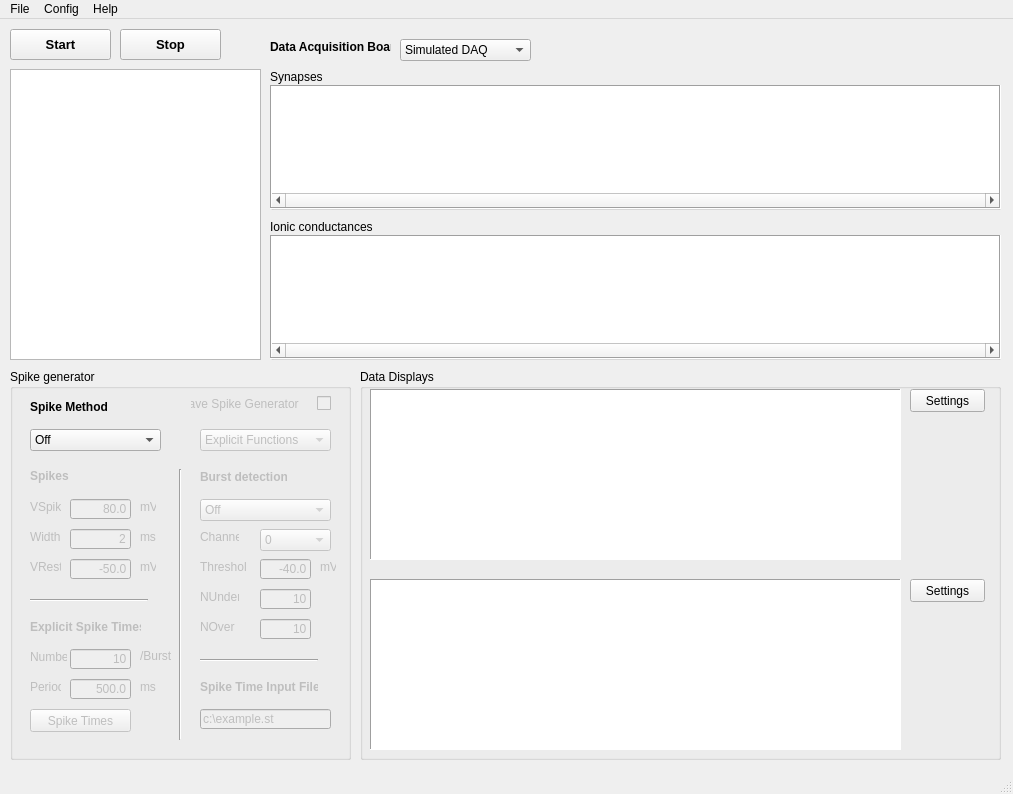
This is src/gui/MainWin.ui in CompEphys-team/stdpc as Qt 5 draws it before an edit. The edited form follows.
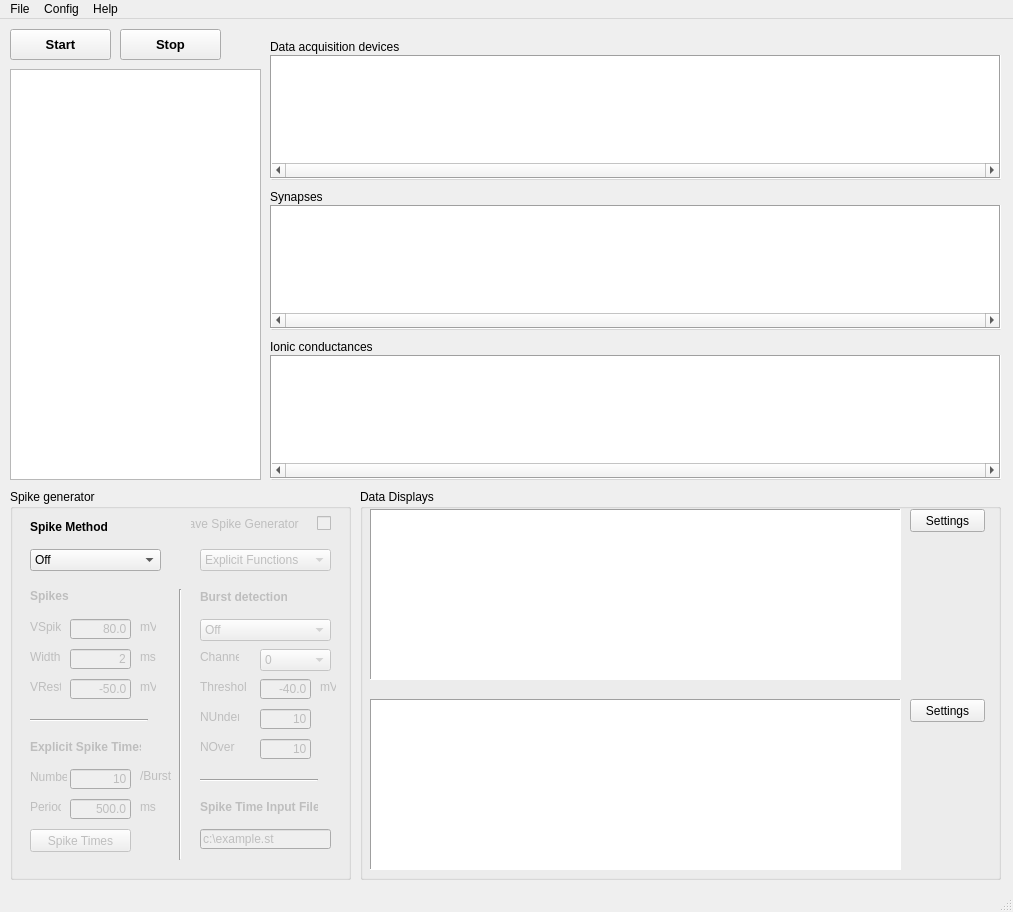
This is the edited form. Custom widgets are drawn as their Qt base class.

```diff
--- a/src/gui/MainWin.ui
+++ b/src/gui/MainWin.ui
@@ -7,7 +7,7 @@
     <x>0</x>
     <y>0</y>
     <width>1013</width>
-    <height>794</height>
+    <height>912</height>
    </rect>
   </property>
   <property name="windowTitle">
@@ -18,7 +18,7 @@
     <property name="geometry">
      <rect>
       <x>360</x>
-      <y>350</y>
+      <y>470</y>
       <width>641</width>
       <height>391</height>
      </rect>
@@ -101,7 +101,7 @@
     <property name="geometry">
      <rect>
       <x>270</x>
-      <y>200</y>
+      <y>320</y>
       <width>731</width>
       <height>141</height>
      </rect>
@@ -151,7 +151,7 @@
     <property name="geometry">
      <rect>
       <x>270</x>
-      <y>50</y>
+      <y>170</y>
       <width>731</width>
       <height>141</height>
      </rect>
@@ -201,7 +201,7 @@
     <property name="geometry">
      <rect>
       <x>10</x>
-      <y>350</y>
+      <y>470</y>
       <width>341</width>
       <height>391</height>
      </rect>
@@ -997,51 +997,59 @@
       <x>10</x>
       <y>50</y>
       <width>251</width>
-      <height>291</height>
+      <height>411</height>
      </rect>
     </property>
    </widget>
-   <widget class="QComboBox" name="DAQComboBox">
-    <property name="geometry">
-     <rect>
-      <x>400</x>
-      <y>20</y>
-      <width>131</width>
-      <height>22</height>
-     </rect>
-    </property>
-    <item>
-     <property name="text">
-      <string>Simulated DAQ</string>
-     </property>
-    </item>
-    <item>
-     <property name="text">
-      <string>DigiData 1200/1200A</string>
-     </property>
-    </item>
-   </widget>
-   <widget class="QLabel" name="DAQL">
-    <property name="enabled">
-     <bool>true</bool>
-    </property>
+   <widget class="QGroupBox" name="DAQBox">
     <property name="geometry">
      <rect>
       <x>270</x>
       <y>20</y>
-      <width>121</width>
-      <height>16</height>
+      <width>731</width>
+      <height>141</height>
      </rect>
     </property>
-    <property name="font">
-     <font>
-      <weight>75</weight>
-      <bold>true</bold>
-     </font>
+    <property name="title">
+     <string>Data acquisition devices</string>
     </property>
-    <property name="text">
-     <string>Data Acquisition Board</string>
-    </property>
+    <widget class="DaqTable" name="DAQTable">
+     <property name="geometry">
+      <rect>
+       <x>0</x>
+       <y>16</y>
+       <width>731</width>
+       <height>124</height>
+      </rect>
+     </property>
+     <property name="frameShape">
+      <enum>QFrame::Box</enum>
+     </property>
+     <property name="horizontalScrollBarPolicy">
+      <enum>Qt::ScrollBarAlwaysOn</enum>
+     </property>
+     <property name="selectionMode">
+      <enum>QAbstractItemView::NoSelection</enum>
+     </property>
+     <property name="horizontalScrollMode">
+      <enum>QAbstractItemView::ScrollPerPixel</enum>
+     </property>
+     <property name="showGrid">
+      <bool>false</bool>
+     </property>
+     <attribute name="horizontalHeaderVisible">
+      <bool>false</bool>
+     </attribute>
+     <attribute name="horizontalHeaderDefaultSectionSize">
+      <number>143</number>
+     </attribute>
+     <attribute name="verticalHeaderVisible">
+      <bool>false</bool>
+     </attribute>
+     <attribute name="verticalHeaderDefaultSectionSize">
+      <number>101</number>
+     </attribute>
+    </widget>
    </widget>
   </widget>
   <widget class="QMenuBar" name="menubar">
@@ -1186,6 +1194,11 @@
    <extends>QTableWidget</extends>
    <header>ComponentTable.h</header>
   </customwidget>
+  <customwidget>
+   <class>DaqTable</class>
+   <extends>QTableWidget</extends>
+   <header>DaqTable.h</header>
+  </customwidget>
  </customwidgets>
  <resources/>
  <connections/>
```
